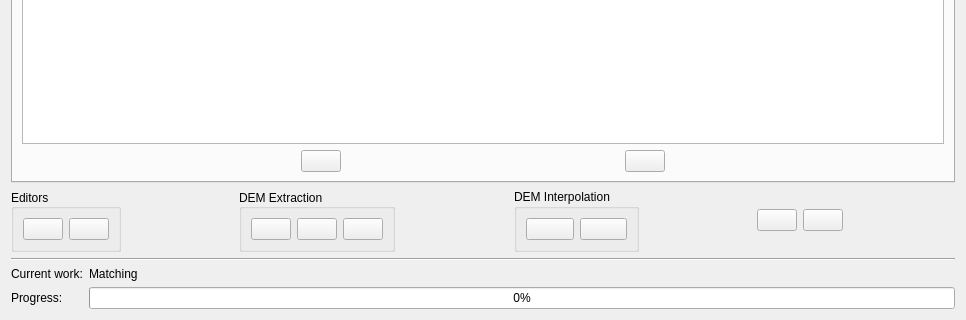
The window that trunk_Matching/qt/interface/DemExtraction.ui (e-foto/e-foto) describes before a commit, drawn with Qt 5; both pictures show x 0 to 966 and y 253 to 573 of the 966 by 573 pixel window.
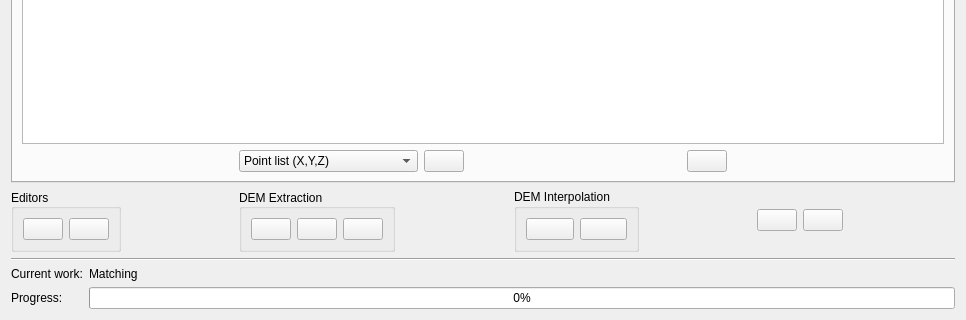
The same window after the commit. The open tabs and pages were chosen to show the change. Icons and pictures are not drawn.

The edit to the form file:
```diff
--- a/trunk_Matching/qt/interface/DemExtraction.ui
+++ b/trunk_Matching/qt/interface/DemExtraction.ui
@@ -1954,7 +1954,7 @@
         </widget>
        </item>
        <item row="1" column="0">
-        <layout class="QHBoxLayout" name="horizontalLayout_23">
+        <layout class="QHBoxLayout" name="horizontalLayout_24">
          <item>
           <spacer name="horizontalSpacer_20">
            <property name="orientation">
@@ -1969,24 +1969,42 @@
           </spacer>
          </item>
          <item>
-          <widget class="QPushButton" name="loadPtsButton">
-           <property name="toolTip">
-            <string>Load 3D Points</string>
-           </property>
-           <property name="text">
-            <string/>
-           </property>
-           <property name="icon">
-            <iconset resource="../resource/resource.qrc">
-             <normaloff>:/icon/fileopen.png</normaloff>:/icon/fileopen.png</iconset>
-           </property>
-           <property name="iconSize">
-            <size>
-             <width>30</width>
-             <height>30</height>
-            </size>
-           </property>
-          </widget>
+          <layout class="QHBoxLayout" name="horizontalLayout_23">
+           <item>
+            <widget class="QComboBox" name="comboBox">
+             <item>
+              <property name="text">
+               <string>Point list (X,Y,Z)</string>
+              </property>
+             </item>
+             <item>
+              <property name="text">
+               <string>E-FOTO Features (SP 1.65)</string>
+              </property>
+             </item>
+            </widget>
+           </item>
+           <item>
+            <widget class="QPushButton" name="loadPtsButton">
+             <property name="toolTip">
+              <string>Load 3D Points</string>
+             </property>
+             <property name="text">
+              <string/>
+             </property>
+             <property name="icon">
+              <iconset resource="../resource/resource.qrc">
+               <normaloff>:/icon/fileopen.png</normaloff>:/icon/fileopen.png</iconset>
+             </property>
+             <property name="iconSize">
+              <size>
+               <width>30</width>
+               <height>30</height>
+              </size>
+             </property>
+            </widget>
+           </item>
+          </layout>
          </item>
          <item>
           <spacer name="horizontalSpacer_19">
```
Left out of the diff: 616 changed lines with no effect on the pictures.
